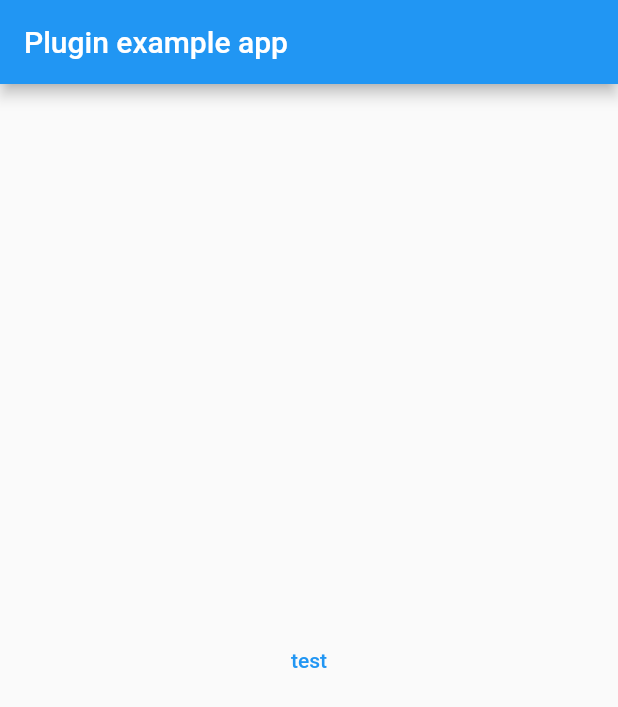
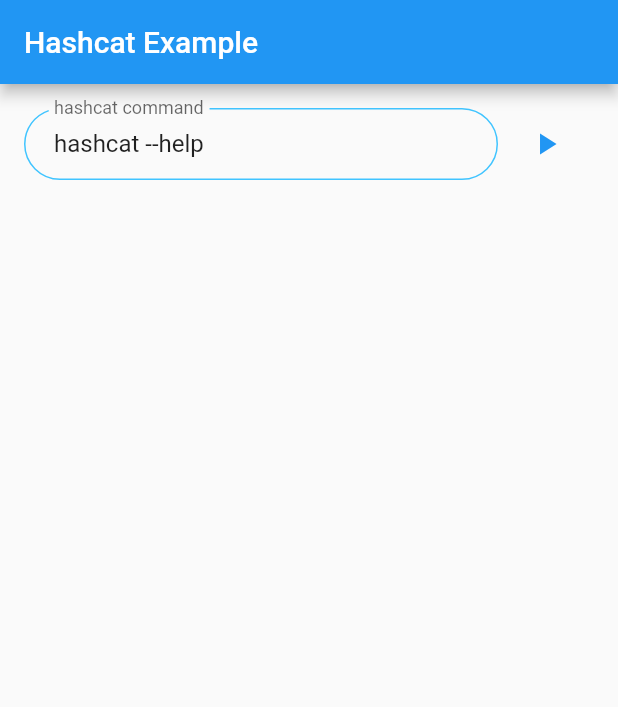
Before and after one commit to NathanKolbas/Hashcat-Dart, a Flutter app: the screen it shows after launch, on a phone screen of 412 x 824 dp. Shown: the top 707 px of the screen. Run offline on Flutter 3.47's test engine with Material 2 defaults, Android fonts, the light colour scheme and no system bars; our stand-ins replace plugin_platform_interface; missing offline and left inert: dart:ffi.

Commit message:
Created example

```diff
--- a/example/lib/main.dart
+++ b/example/lib/main.dart
@@ -14,6 +14,21 @@
 
 class _MyAppState extends State<MyApp> {
   final _hashcatDartPlugin = HashcatDart();
+  final hashcatOutController = ScrollController();
+  String hashcatCommand = 'hashcat --help';
+  String hashcatOut = '';
+
+  stateCallback(String string) {
+    setState(() {
+      hashcatOut += "\n$string";
+    });
+
+    Future.delayed(const Duration(milliseconds: 250)).then((value) => hashcatOutController.animateTo(
+      hashcatOutController.position.maxScrollExtent,
+      duration: const Duration(milliseconds: 250),
+      curve: Curves.easeIn,
+    ));
+  }
 
   @override
   void initState() {
@@ -25,17 +40,51 @@
     return MaterialApp(
       home: Scaffold(
         appBar: AppBar(
-          title: const Text('Plugin example app'),
+          title: const Text('Hashcat Example'),
         ),
-        body: Center(
+        body: Padding(
+          padding: const EdgeInsets.all(16.0),
           child: Column(
-            mainAxisAlignment: MainAxisAlignment.center,
             children: [
-              TextButton(
-                onPressed: () {
-                  print(_hashcatDartPlugin.run());
-                },
-                child: const Text('test'),
+              Row(
+                mainAxisSize: MainAxisSize.min,
+                children: [
+                  Expanded(
+                    child: TextFormField(
+                      onChanged: (value) => setState(() {
+                        hashcatCommand = value;
+                      }),
+                      initialValue: 'hashcat --help',
+                      decoration: const InputDecoration(
+                        labelText: 'hashcat command',
+                        contentPadding: EdgeInsets.symmetric(vertical: 10.0, horizontal: 20.0),
+                        border: OutlineInputBorder(
+                          borderRadius: BorderRadius.all(Radius.circular(32.0)),
+                        ),
+                        enabledBorder: OutlineInputBorder(
+                          borderSide: BorderSide(color: Colors.lightBlueAccent, width: 1.0),
+                          borderRadius: BorderRadius.all(Radius.circular(32.0)),
+                        ),
+                        focusedBorder: OutlineInputBorder(
+                          borderSide: BorderSide(color: Colors.lightBlueAccent, width: 2.0),
+                          borderRadius: BorderRadius.all(Radius.circular(32.0)),
+                        ),
+                      ),
+                    ),
+                  ),
+                  TextButton(
+                    onPressed: () async {
+                      print(await _hashcatDartPlugin.run(hashcatCommand, callback: stateCallback));
+                    },
+                    child: const Icon(Icons.play_arrow),
+                  ),
+                ],
+              ),
+              Expanded(
+                child: SingleChildScrollView(
+                  controller: hashcatOutController,
+                  child: Text(hashcatOut),
+                ),
               ),
             ],
           ),
--- a/lib/hashcat_dart.dart
+++ b/lib/hashcat_dart.dart
@@ -11,9 +11,11 @@
 import 'hashcat_bindings.dart';
 import 'hashcat_dart_platform_interface.dart';
 
+late void Function(String) stateCallback;
+
 class HashcatDart {
   static void printNativeCallback(ffi.Pointer<pffi.Utf8> char) {
-    printCallback(char.toDartString());
+    stateCallback(char.toDartString());
   }
 
   static void printCallback(String char) {
@@ -27,7 +29,9 @@
 
   setupHashcatFiles() async => await HashcatDartPlatform.instance.setupHashcatFiles();
 
-  Future<int> run() async {
+  Future<int> run(String command, { void Function(String) callback = printCallback }) async {
+    stateCallback = callback;
+
     final dl = ffi.DynamicLibrary.open('libhashcat.so');
 
     // Should be updated for each new Hashcat version
@@ -37,7 +41,7 @@
     /// COMPTIME := $(shell date +%s)  i.e. seconds since epoch
     final int COMPTIME = DateTime.now().millisecondsSinceEpoch ~/ 1000;
 
-    final clArgs = CommandLineArgs('hashcat --help');
+    final clArgs = CommandLineArgs(command);
 
 
     // Lookup symbols
@@ -194,7 +198,7 @@
     /// if (user_options->version == true)
     if (user_options.ref.version == true) {
       /// printf ("%s\n", VERSION_TAG);
-      printCallback("${VERSION_TAG.toDartString()}\n");
+      printNativeCallback(VERSION_TAG);
 
       /// user_options_destroy (hashcat_ctx);
       user_options_destroy(hashcat_ctx);
```
